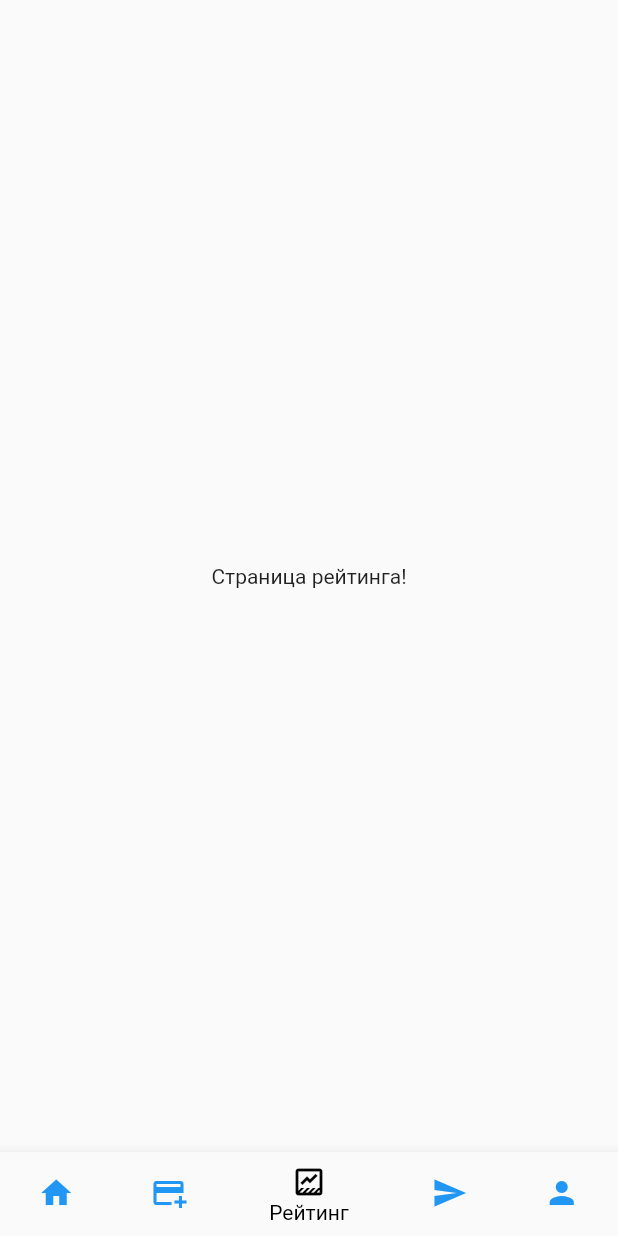
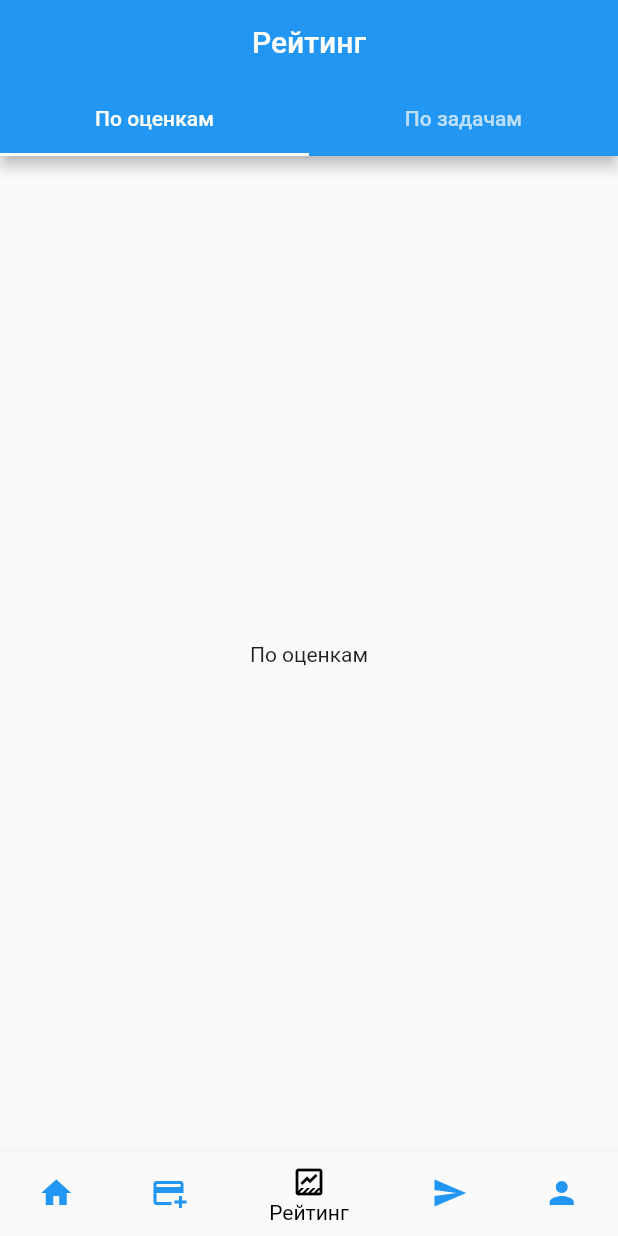
Before and after one commit to Task-Testing-System-Devs/test-system-mobile, a Flutter app: the screen it shows after launch, item 3 of the bottom bar chosen, on a phone screen of 412 x 824 dp. Run offline on Flutter 3.47's test engine with Material 2 defaults, Android fonts, the phone set to English and light mode, and no system bars; our stand-ins replace flutter_screenutil, mask_text_input_formatter.

Commit message:
Added rating view structure

```diff
--- a/lib/feature/contest/view/contest_list_view.dart
+++ b/lib/feature/contest/view/contest_list_view.dart
@@ -51,14 +51,12 @@ class _ContestListViewState extends State<ContestListView> {
   ];
 
   @override
-  void dispose() {
-    super.dispose();
-  }
-
-  @override
   Widget build(BuildContext context) {
     return Scaffold(
-      appBar: AppBar(),
+      appBar: AppBar(
+        title: Text('Контесты'),
+        centerTitle: true,
+      ),
       body: ListView.separated(
         padding: EdgeInsets.symmetric(
           horizontal: 16.w,
--- a/lib/feature/profile/view/profile_view.dart
+++ b/lib/feature/profile/view/profile_view.dart
@@ -14,7 +14,10 @@ class _ProfileViewState extends State<ProfileView> {
   @override
   Widget build(BuildContext context) {
     return Scaffold(
-      appBar: AppBar(),
+      appBar: AppBar(
+        title: Text('Профиль'),
+        centerTitle: true,
+      ),
       body: ListView(
         children: <Widget>[
           Padding(
--- a/lib/feature/rating/view/rating_view.dart
+++ b/lib/feature/rating/view/rating_view.dart
@@ -7,12 +7,51 @@ class RatingView extends StatefulWidget {
   State<RatingView> createState() => _RatingViewState();
 }
 
-class _RatingViewState extends State<RatingView> {
+class _RatingViewState extends State<RatingView> with SingleTickerProviderStateMixin {
+  late final TabController _tabController;
+
+  final tabs = <Tab>[
+    Tab(
+      text: 'По оценкам',
+    ),
+    Tab(
+      text: 'По задачам',
+    ),
+  ];
+
+  @override
+  void initState() {
+    super.initState();
+    _tabController = TabController(
+      length: 2,
+      vsync: this,
+    );
+  }
+
+  @override
+  void dispose() {
+    _tabController.dispose();
+    super.dispose();
+  }
+
   @override
   Widget build(BuildContext context) {
-    return const Scaffold(
-      body: Center(
-        child: Text('Страница рейтинга!'),
+    return Scaffold(
+      appBar: AppBar(
+        title: Text('Рейтинг'),
+        centerTitle: true,
+        bottom: TabBar(
+          controller: _tabController,
+          tabs: tabs,
+        ),
+      ),
+      body: TabBarView(
+        controller: _tabController,
+        children: tabs.map((tab) {
+          return Center(
+            child: Text(tab.text!),
+          );
+        }).toList(),
       ),
     );
   }
```
